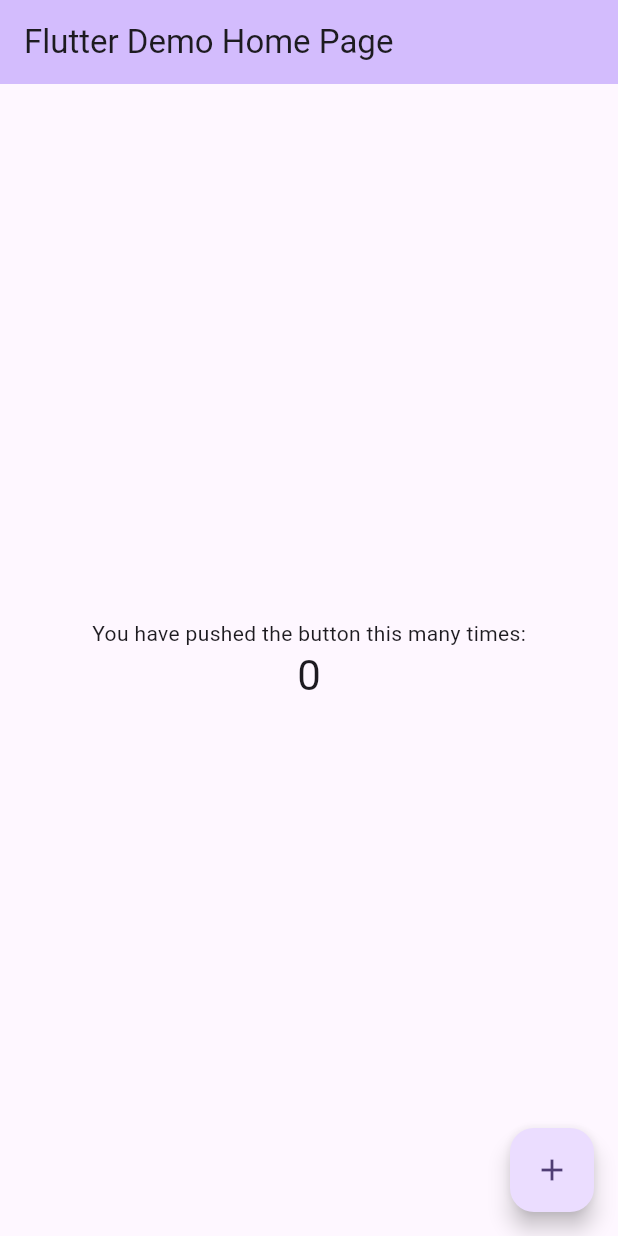
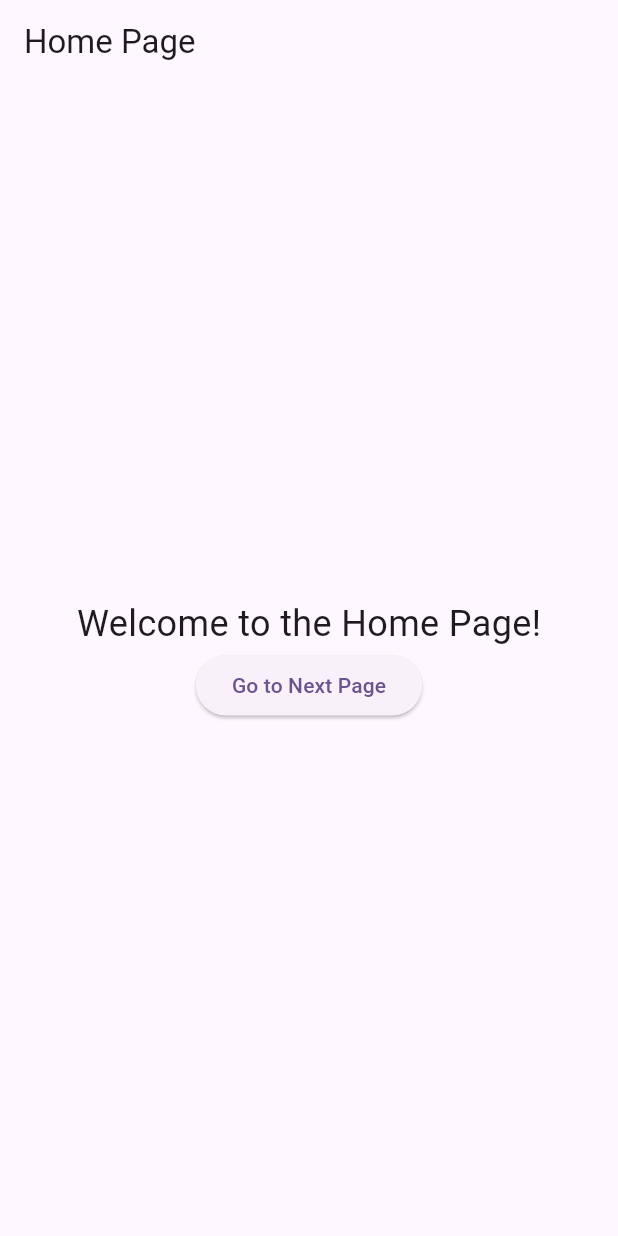
Before and after one commit to SardarHossaini/Task-Manager-App, a Flutter app: the screen it shows after launch, on a phone screen of 412 x 824 dp. Run offline on Flutter 3.47's test engine with Material 3 defaults, Android fonts, the phone set to English and light mode, and no system bars; our stand-ins replace get.

Commit message:
add the getx to start

```diff
--- a/lib/app/modules/home/view.dart
+++ b/lib/app/modules/home/view.dart
@@ -0,0 +1,29 @@
+import 'package:flutter/material.dart';
+
+class HomePage extends StatelessWidget {
+  const HomePage({super.key});
+
+  @override
+  Widget build(BuildContext context) {
+    return Scaffold(
+      appBar: AppBar(title: const Text('Home Page')),
+      body: Center(
+        child: Column(
+          mainAxisAlignment: MainAxisAlignment.center,
+          children: <Widget>[
+            const Text(
+              'Welcome to the Home Page!',
+              style: TextStyle(fontSize: 24),
+            ),
+            ElevatedButton(
+              onPressed: () {
+                // Navigate to another page or perform an action
+              },
+              child: const Text('Go to Next Page'),
+            ),
+          ],
+        ),
+      ),
+    );
+  }
+}
--- a/lib/main.dart
+++ b/lib/main.dart
@@ -1,4 +1,6 @@
 import 'package:flutter/material.dart';
+import 'package:get/get_navigation/get_navigation.dart';
+import 'package:task_manager_app/app/modules/home/view.dart';
 
 void main() {
   runApp(const MyApp());
@@ -10,113 +12,13 @@ class MyApp extends StatelessWidget {
   // This widget is the root of your application.
   @override
   Widget build(BuildContext context) {
-    return MaterialApp(
+    return GetMaterialApp(
+      debugShowCheckedModeBanner: false,
       title: 'Flutter Demo',
       theme: ThemeData(
-        // This is the theme of your application.
-        //
-        // TRY THIS: Try running your application with "flutter run". You'll see
-        // the application has a purple toolbar. Then, without quitting the app,
-        // try changing the seedColor in the colorScheme below to Colors.green
-        // and then invoke "hot reload" (save your changes or press the "hot
-        // reload" button in a Flutter-supported IDE, or press "r" if you used
-        // the command line to start the app).
-        //
-        // Notice that the counter didn't reset back to zero; the application
-        // state is not lost during the reload. To reset the state, use hot
-        // restart instead.
-        //
-        // This works for code too, not just values: Most code changes can be
-        // tested with just a hot reload.
         colorScheme: ColorScheme.fromSeed(seedColor: Colors.deepPurple),
       ),
-      home: const MyHomePage(title: 'Flutter Demo Home Page'),
+      home: const HomePage(),
     );
   }
 }
-
-class MyHomePage extends StatefulWidget {
-  const MyHomePage({super.key, required this.title});
-
-  // This widget is the home page of your application. It is stateful, meaning
-  // that it has a State object (defined below) that contains fields that affect
-  // how it looks.
-
-  // This class is the configuration for the state. It holds the values (in this
-  // case the title) provided by the parent (in this case the App widget) and
-  // used by the build method of the State. Fields in a Widget subclass are
-  // always marked "final".
-
-  final String title;
-
-  @override
-  State<MyHomePage> createState() => _MyHomePageState();
-}
-
-class _MyHomePageState extends State<MyHomePage> {
-  int _counter = 0;
-
-  void _incrementCounter() {
-    setState(() {
-      // This call to setState tells the Flutter framework that something has
-      // changed in this State, which causes it to rerun the build method below
-      // so that the display can reflect the updated values. If we changed
-      // _counter without calling setState(), then the build method would not be
-      // called again, and so nothing would appear to happen.
-      _counter++;
-    });
-  }
-
-  @override
-  Widget build(BuildContext context) {
-    // This method is rerun every time setState is called, for instance as done
-    // by the _incrementCounter method above.
-    //
-    // The Flutter framework has been optimized to make rerunning build methods
-    // fast, so that you can just rebuild anything that needs updating rather
-    // than having to individually change instances of widgets.
-    return Scaffold(
-      appBar: AppBar(
-        // TRY THIS: Try changing the color here to a specific color (to
-        // Colors.amber, perhaps?) and trigger a hot reload to see the AppBar
-        // change color while the other colors stay the same.
-        backgroundColor: Theme.of(context).colorScheme.inversePrimary,
-        // Here we take the value from the MyHomePage object that was created by
-        // the App.build method, and use it to set our appbar title.
-        title: Text(widget.title),
-      ),
-      body: Center(
-        // Center is a layout widget. It takes a single child and positions it
-        // in the middle of the parent.
-        child: Column(
-          // Column is also a layout widget. It takes a list of children and
-          // arranges them vertically. By default, it sizes itself to fit its
-          // children horizontally, and tries to be as tall as its parent.
-          //
-          // Column has various properties to control how it sizes itself and
-          // how it positions its children. Here we use mainAxisAlignment to
-          // center the children vertically; the main axis here is the vertical
-          // axis because Columns are vertical (the cross axis would be
-          // horizontal).
-          //
-          // TRY THIS: Invoke "debug painting" (choose the "Toggle Debug Paint"
-          // action in the IDE, or press "p" in the console), to see the
-          // wireframe for each widget.
-          mainAxisAlignment: MainAxisAlignment.center,
-          children: <Widget>[
-            const Text('You have pushed the button this many times:'),
-            Text(
-              '$_counter',
-              style: Theme.of(context).textTheme.headlineMedium,
-            ),
-          ],
-        ),
-      ),
-      floatingActionButton: FloatingActionButton(
-        onPressed: _incrementCounter,
-        tooltip: 'Increment',
-        child: const Icon(Icons.add),
-      ), // This trailing comma makes auto-formatting nicer for build methods.
-    );
-  }
-}
--- a/pubspec.yaml
+++ b/pubspec.yaml
@@ -34,6 +34,7 @@ dependencies:
   # The following adds the Cupertino Icons font to your application.
   # Use with the CupertinoIcons class for iOS style icons.
   cupertino_icons: ^1.0.8
+  get: ^4.7.2
 
 dev_dependencies:
   flutter_test:
```
Also changed, not shown: pubspec.lock.
